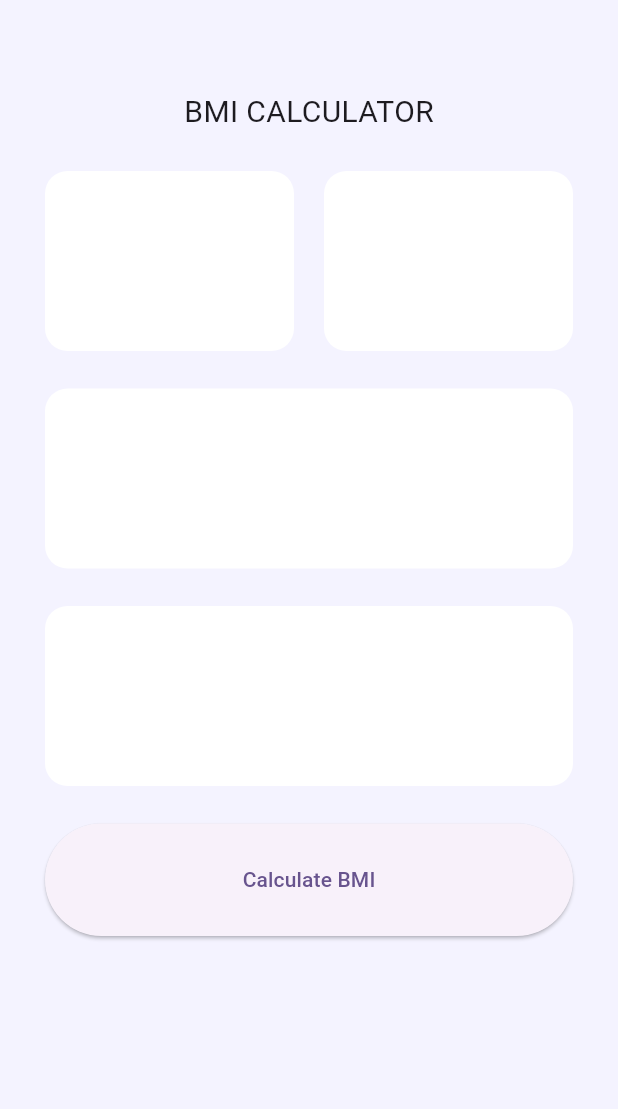
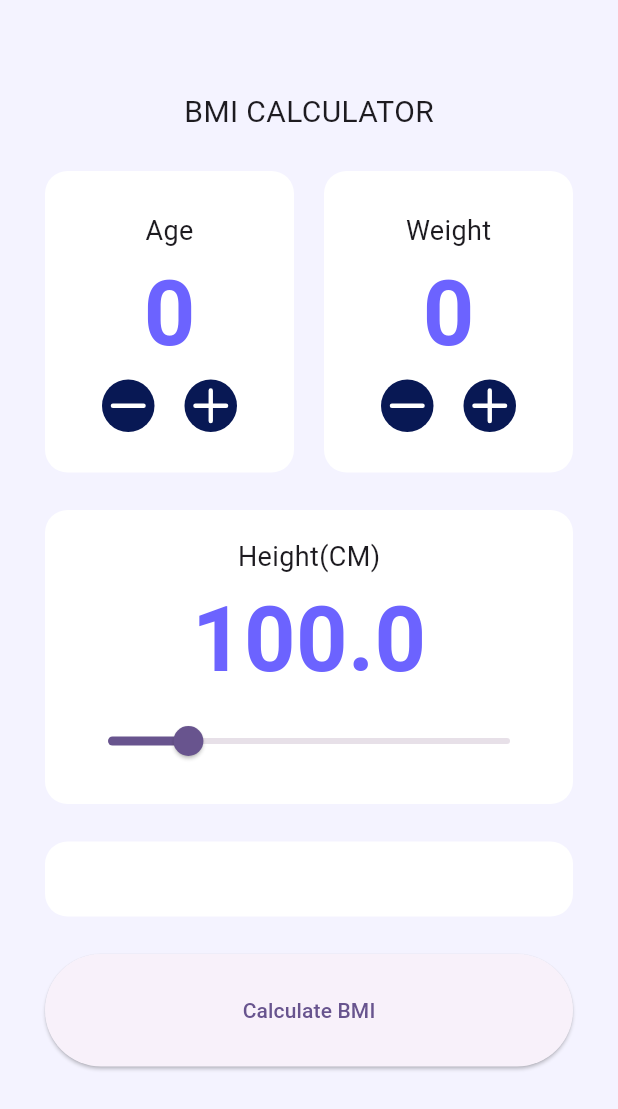
Before and after one commit to bebiv0212/daelim_2025, a Flutter app: the screen it shows after launch, after a tap on "Get Started", on a phone screen of 412 x 824 dp. Shown: the top 1109 px of the screen. Run offline on Flutter 3.47's test engine with Material 3 defaults, Android fonts, the phone set to English and light mode, and no system bars; our stand-ins replace go_router, lucide_icons_flutter; missing offline and left inert: dart:ffi.

Commit message:
25.04.27 수업 내용 / 위젯들 외부로 빼서 가져오기 / 아이콘 컨테이너 onTap등등등

```diff
--- a/lib/main/main_screen.dart
+++ b/lib/main/main_screen.dart
@@ -1,3 +1,6 @@
+import 'package:daelim_2025/main/widgets/height_box.dart';
+import 'package:daelim_2025/main/widgets/in_de_container.dart';
+import 'package:daelim_2025/presentation/common/widget/white_box.dart';
 import 'package:flutter/material.dart';
 
 class MainScreen extends StatefulWidget {
@@ -8,16 +11,8 @@
 }
 
 class _MainScreenState extends State<MainScreen> {
-  // 모양이 동일한 컨테이너
-  Widget _buildContainer() {
-    return Container(
-      height: 120,
-      decoration: BoxDecoration(
-        color: Colors.white,
-        borderRadius: BorderRadius.circular(15),
-      ),
-    );
-  }
+  int _age = 0;
+  int _weight = 0;
 
   @override
   Widget build(BuildContext context) {
@@ -30,16 +25,44 @@
             spacing: 25,
             children: [
               SizedBox(height: 35),
+              //#region 타이틀틀
               Text('BMI CALCULATOR', style: TextStyle(fontSize: 20)),
+              //#region 나이, 몸무게 입력
               Row(
                 spacing: 20,
                 children: [
-                  Expanded(child: _buildContainer()),
-                  Expanded(child: _buildContainer()),
+                  Expanded(
+                    child: InDeContainer(
+                      title: 'Age',
+                      value: _age,
+                      onMinus: () {
+                        if (_age == 0) return;
+                        setState(() => _age--);
+                      },
+                      onPlus: () {
+                        setState(() => _age++);
+                      },
+                    ),
+                  ),
+                  Expanded(
+                    child: InDeContainer(
+                      title: 'Weight',
+                      value: _weight,
+                      onMinus: () {
+                        if (_weight == 0) return;
+                        setState(() => _weight--);
+                      },
+                      onPlus: () {
+                        setState(() => _weight++);
+                      },
+                    ),
+                  ),
                 ],
               ),
-              _buildContainer(),
-              _buildContainer(),
+              //#endregion
+              HeightBox(),
+
+              WhiteBox(padding: EdgeInsets.all(25), child: SizedBox.shrink()),
               SizedBox(
                 width: double.infinity,
                 height: 75,
--- /dev/null
+++ b/lib/main/widgets/circle_icon_button.dart
@@ -0,0 +1,26 @@
+// ignore_for_file: public_member_api_docs, sort_constructors_first
+import 'dart:ffi';
+
+import 'package:flutter/material.dart';
+
+class CircleIconButton extends StatelessWidget {
+  final IconData icon;
+  final VoidCallback onTap;
+
+  const CircleIconButton({Key? key, required this.icon, required this.onTap})
+    : super(key: key);
+
+  @override
+  Widget build(BuildContext context) {
+    return GestureDetector(
+      onTap: onTap,
+      child: Container(
+        decoration: BoxDecoration(
+          shape: BoxShape.circle,
+          color: Color(0xff081854),
+        ),
+        child: Icon(icon, color: Colors.white, size: 35),
+      ),
+    );
+  }
+}
--- /dev/null
+++ b/lib/main/widgets/height_box.dart
@@ -0,0 +1,43 @@
+import 'package:daelim_2025/presentation/common/widget/white_box.dart';
+import 'package:flutter/material.dart';
+
+class HeightBox extends StatefulWidget {
+  const HeightBox({super.key});
+
+  @override
+  State<HeightBox> createState() => _HeightBoxState();
+}
+
+class _HeightBoxState extends State<HeightBox> {
+  double _height = 100.0;
+
+  @override
+  Widget build(BuildContext context) {
+    return WhiteBox(
+      padding: EdgeInsets.all(18),
+      child: Column(
+        children: [
+          Text('Height(CM)', style: TextStyle(fontSize: 18)),
+          Text(
+            '$_height',
+            style: TextStyle(
+              fontSize: 60,
+              fontWeight: FontWeight.bold,
+              color: Color(0xff6c63ff),
+            ),
+          ),
+          Slider(
+            value: _height,
+            min: 50,
+            max: 300,
+            onChanged: (double value) {
+              setState(() {
+                _height = value;
+              });
+            },
+          ),
+        ],
+      ),
+    );
+  }
+}
--- /dev/null
+++ b/lib/main/widgets/in_de_container.dart
@@ -0,0 +1,52 @@
+// ignore_for_file: public_member_api_docs, sort_constructors_first
+import 'dart:ffi';
+
+import 'package:flutter/material.dart';
+import 'package:lucide_icons_flutter/lucide_icons.dart';
+
+import 'package:daelim_2025/main/widgets/circle_icon_button.dart';
+import 'package:daelim_2025/presentation/common/widget/white_box.dart';
+
+class InDeContainer extends StatelessWidget {
+  final String title;
+  final int value;
+  final VoidCallback onMinus;
+  final VoidCallback onPlus;
+
+  const InDeContainer({
+    Key? key,
+    required this.title,
+    required this.value,
+    required this.onMinus,
+    required this.onPlus,
+  }) : super(key: key);
+
+  @override
+  Widget build(BuildContext context) {
+    return WhiteBox(
+      padding: EdgeInsets.all(27),
+      child: Column(
+        mainAxisAlignment: MainAxisAlignment.center,
+        children: [
+          Text(title, style: TextStyle(fontSize: 18)),
+          Text(
+            '$value',
+            style: TextStyle(
+              fontSize: 60,
+              fontWeight: FontWeight.bold,
+              color: Color(0xff6c63ff),
+            ),
+          ),
+          Row(
+            mainAxisAlignment: MainAxisAlignment.center,
+            spacing: 20,
+            children: [
+              CircleIconButton(onTap: onMinus, icon: LucideIcons.minus),
+              CircleIconButton(onTap: onPlus, icon: LucideIcons.plus),
+            ],
+          ),
+        ],
+      ),
+    );
+  }
+}
--- /dev/null
+++ b/lib/presentation/common/widget/white_box.dart
@@ -0,0 +1,23 @@
+// ignore_for_file: public_member_api_docs, sort_constructors_first
+import 'package:flutter/material.dart';
+
+class WhiteBox extends StatelessWidget {
+  final EdgeInsetsGeometry? padding;
+  final Widget child;
+
+  const WhiteBox({Key? key, this.padding, required this.child})
+    : super(key: key);
+
+  @override
+  Widget build(BuildContext context) {
+    return Container(
+      width: double.infinity,
+      padding: padding,
+      decoration: BoxDecoration(
+        color: Colors.white,
+        borderRadius: BorderRadius.circular(15),
+      ),
+      child: child,
+    );
+  }
+}
--- a/lib/presentation/my_app.dart
+++ b/lib/presentation/my_app.dart
@@ -14,7 +14,7 @@
       theme: ThemeData(
         colorScheme: ColorScheme.fromSeed(seedColor: Colors.deepPurple),
       ),
-      routerConfig: router, //처음 시작할 화면면
+      routerConfig: router, //처음 시작할 화면
     );
   }
 }
--- a/lib/presentation/start/start_screen.dart
+++ b/lib/presentation/start/start_screen.dart
@@ -9,18 +9,18 @@
   final _description =
       'Calculate your BMI and stay on top of your wellness journey, effortlessly.';
 
+  // 타이틀 텍스트 스타일
   TextStyle get _titleStyle => TextStyle(
     color: Colors.white,
     fontSize: 25,
     fontWeight: FontWeight.bold,
     fontStyle: FontStyle.italic,
   );
-
+  // 설명 텍스트 스타일
   TextStyle get _descStyle => TextStyle(fontSize: 15, color: Color(0xffc6c3f9));
 
   // 앱 이름
   Widget _buildAppName() {
-    //타이틀 위젯
     return Text(
       "BMI Calculator",
       style: TextStyle(
@@ -28,36 +28,6 @@
         fontSize: 30,
         fontWeight: FontWeight.bold,
         fontStyle: FontStyle.italic,
-      ),
-    );
-  }
-
-  // 타이틀
-  Widget _buildTitle() {
-    return Text(
-      _title,
-      style: TextStyle(
-        color: Colors.white,
-        fontSize: 25,
-        fontWeight: FontWeight.bold,
-      ),
-    );
-  }
-
-  // 설명
-  Widget _buildDescription() {
-    return Text(_description, style: _descStyle);
-  }
-
-  // 버튼
-  Widget _buildStartButton(BuildContext context) {
-    return SizedBox(
-      width: double.infinity,
-      height: 50,
-      child: ElevatedButton(
-        onPressed: () => context.go(AppRoute.main.toPath),
-        style: ElevatedButton.styleFrom(foregroundColor: Color(0xff081854)),
-        child: Text('Get Started'),
       ),
     );
   }
@@ -76,6 +46,29 @@
     );
   }
 
+  // // 타이틀(설명이랑 합쳐놓은 위젯써서 이거 안씀)
+  // Widget _buildTitle() {
+  //   return Text(_title, style: _titleStyle);
+  // }
+
+  // // 설명(타이틀이랑 합쳐놓은 위젯 써서 이거 안씀)
+  // Widget _buildDescription() {
+  //   return Text(_description, style: _descStyle);
+  // }
+
+  // 버튼
+  Widget _buildStartButton(BuildContext context) {
+    return SizedBox(
+      width: double.infinity,
+      height: 50,
+      child: ElevatedButton(
+        onPressed: () => context.go(AppRoute.main.toPath),
+        style: ElevatedButton.styleFrom(foregroundColor: Color(0xff081854)),
+        child: Text('Get Started'),
+      ),
+    );
+  }
+
   @override
   Widget build(BuildContext context) {
     return Scaffold(
@@ -84,7 +77,7 @@
         child: Center(
           child: Container(
             width: 280,
-            margin: const EdgeInsets.symmetric(horizontal: 30),
+            margin: const EdgeInsets.symmetric(horizontal: 30), //vertical=>상,하
             child: Column(
               mainAxisAlignment: MainAxisAlignment.center,
               children: [
@@ -95,7 +88,7 @@
                 // _buildTitle(),
                 // SizedBox(height: 15),
                 // _buildDescription(),
-                _buildTitleDesc(),
+                _buildTitleDesc(), // <= Title + Desc
                 SizedBox(height: 40),
                 _buildStartButton(context),
               ],
--- a/pubspec.yaml
+++ b/pubspec.yaml
@@ -34,6 +34,7 @@
   # The following adds the Cupertino Icons font to your application.
   # Use with the CupertinoIcons class for iOS style icons.
   cupertino_icons: ^1.0.8
+  lucide_icons_flutter: ^2.0.5
   go_router: ^14.8.1
 
 dev_dependencies:
```
